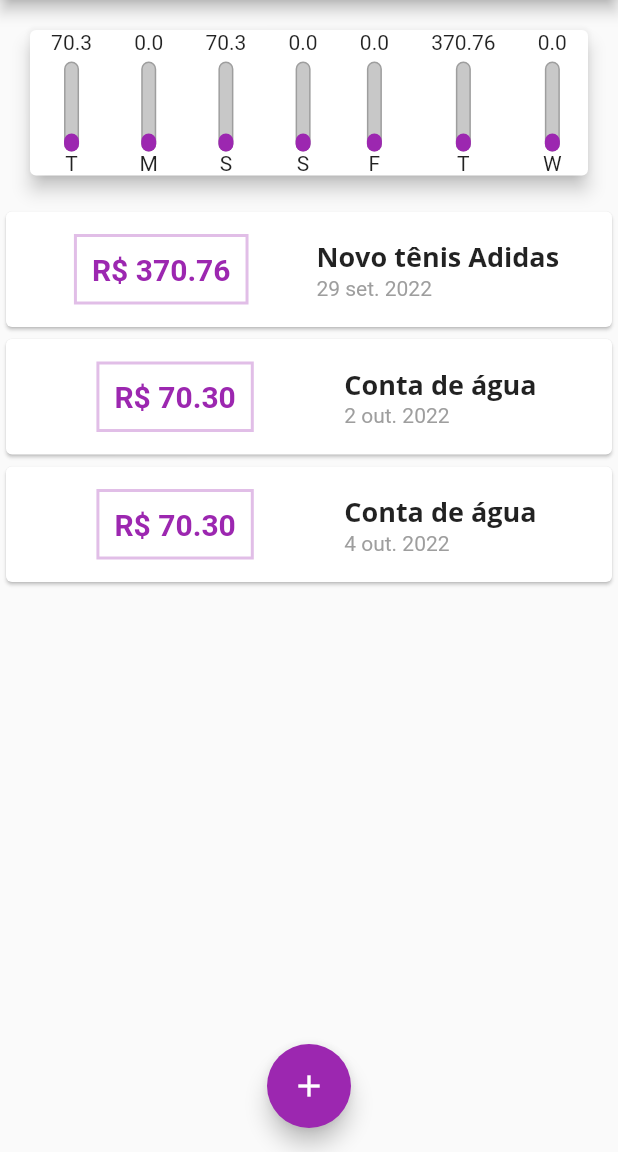
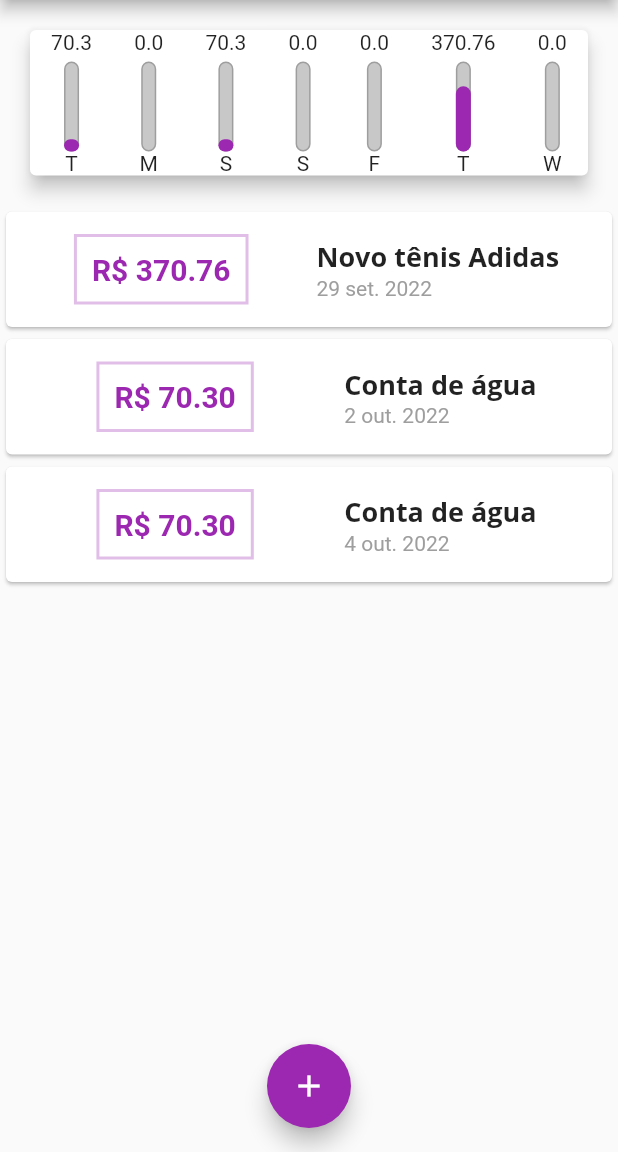
Before and after one commit to fvieir/Flutter-despesas_pessoais, a Flutter app: the screen it shows after launch, on a phone screen of 412 x 824 dp, the part 84-1236 px from its top. Run offline on Flutter 3.47's test engine with Material 2 defaults, Android fonts, the phone set to English and light mode, and no system bars.

Commit message:
Add get para exibir percentual no gráfico

```diff
--- a/lib/components/chart.dart
+++ b/lib/components/chart.dart
@@ -33,6 +33,12 @@ class Chart extends StatelessWidget {
     });
   }
 
+  double get _weekTotalValue {
+    return groupedTransantion.fold<double>(0.00, ((sum, tr) {
+      return sum + (tr['value'] as double);
+    }));
+  }
+
   @override
   Widget build(BuildContext context) {
     return Card(
@@ -44,7 +50,7 @@ class Chart extends StatelessWidget {
           return ChartBar(
             label: tr['day'] as String,
             value: tr['value'] as double,
-            percentage: 0.2,
+            percentage: (tr['value'] as double) / _weekTotalValue,
           );
         }).toList(),
       ),
```
